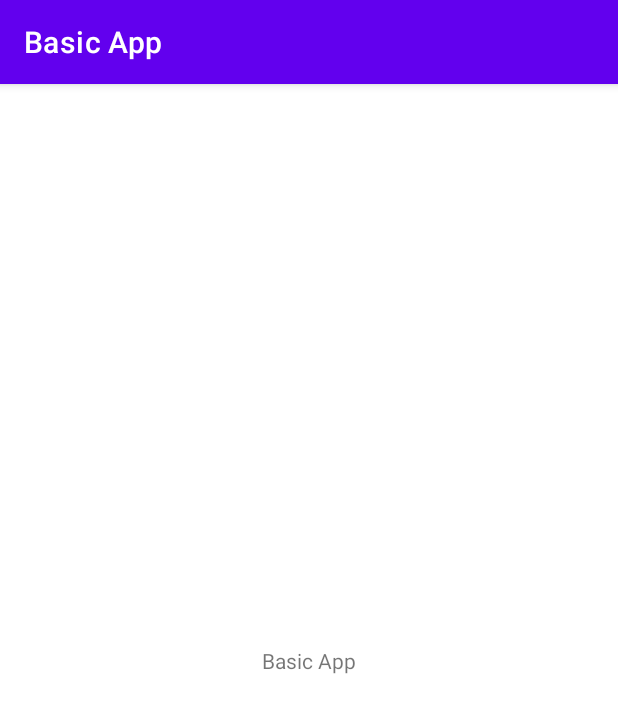
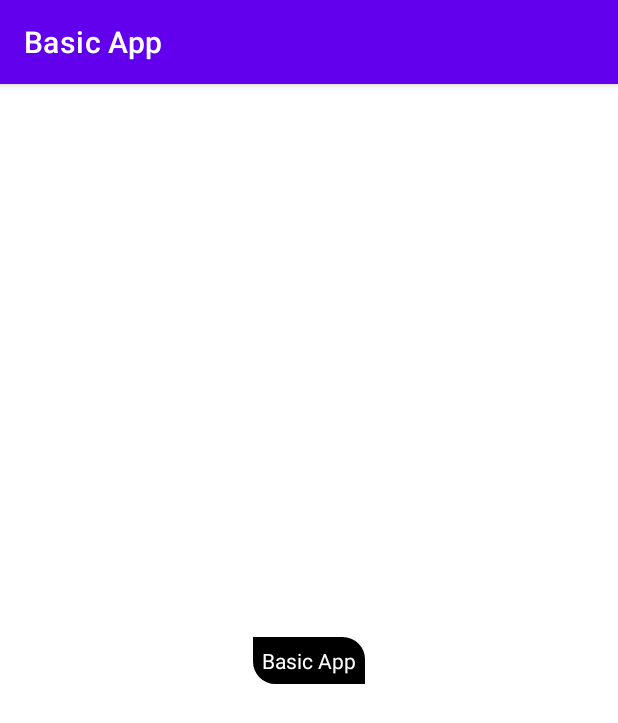
Before and after one commit to randomizerz/basicapp, an Android app: the RegistrationActivity screen opened directly, with no data from a screen before it, on a phone screen of 412 x 824 dp. Shown: the top 723 px of the screen. Run offline under Robolectric (Android 15) with nearby library versions, the phone set to English and light mode, and no system bars.

```diff
--- /dev/null
+++ b/app/src/main/res/drawable/rect.xml
@@ -0,0 +1,16 @@
+<?xml version="1.0" encoding="utf-8"?>
+<shape xmlns:android="http://schemas.android.com/apk/res/android"
+    android:shape="rectangle">
+    <padding
+        android:bottom="8dp"
+        android:left="8dp"
+        android:right="8dp"
+        android:top="8dp" />
+    <stroke
+        android:width="2dp"
+        android:color="@color/white" />
+    <solid android:color="@color/black" />
+    <corners
+        android:bottomLeftRadius="16dp"
+        android:topRightRadius="16dp" />
+</shape>
--- a/app/src/main/res/layout/activity_registration.xml
+++ b/app/src/main/res/layout/activity_registration.xml
@@ -6,7 +6,8 @@
     android:layout_height="match_parent"
     tools:context=".RegistrationActivity">
 
-    <TextView
+    <TextView android:background="@drawable/rect"
+        android:textColor="@color/white"
         android:layout_width="wrap_content"
         android:layout_height="wrap_content"
         android:text="@string/app_name"
```
Also changed, not shown: app/src/main/res/layout-land/activity_main.xml (added, +64 -0 lines), 1 other file.
